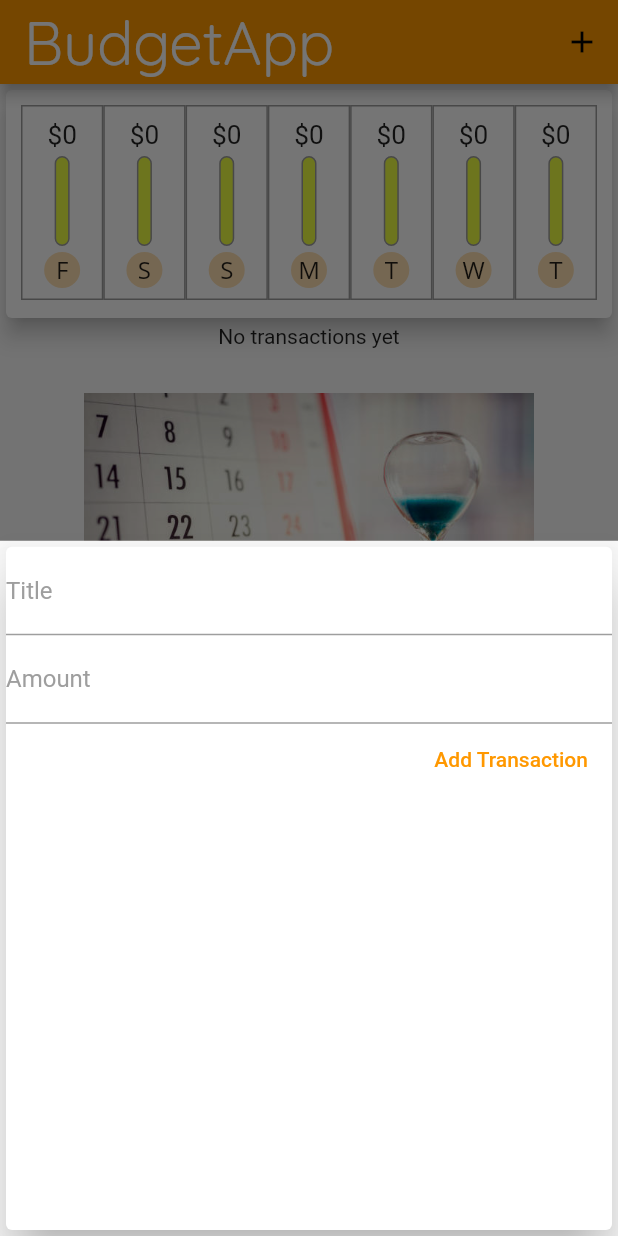
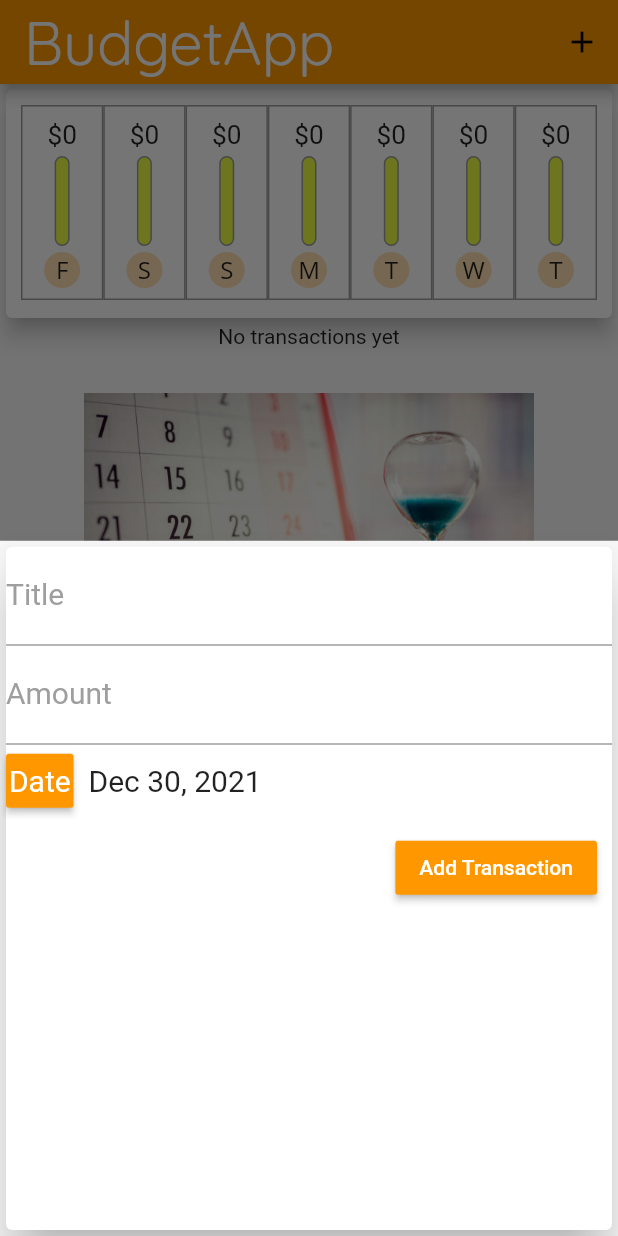
Before and after one commit to donmelaka/budget, a Flutter app: the screen it shows after launch, after a tap on the "add" icon, on a phone screen of 412 x 824 dp. Run offline on Flutter 3.47's test engine with Material 2 defaults, Android fonts, the phone set to English and light mode, and no system bars.

Commit message:
Improved chart design

```diff
--- a/lib/main.dart
+++ b/lib/main.dart
@@ -28,12 +28,20 @@ class MyApp extends StatelessWidget {
             fontSize: 40,
           ),
         ),
-        textTheme: ThemeData.light().textTheme.copyWith(
+        textTheme: ThemeData
+            .light()
+            .textTheme
+            .copyWith(
             headline6: const TextStyle(
               fontFamily: 'QuickSand',
               fontWeight: FontWeight.bold,
               fontSize: 20,
             ),
+            button: ThemeData
+                .light()
+                .textTheme
+                .button
+                ?.copyWith(color: Colors.white)
         ),
       ),
       home: const BudgetApp(),
@@ -51,13 +59,10 @@ class BudgetApp extends StatefulWidget {
 class _BudgetAppState extends State<BudgetApp> {
   final List<Transaction> transactions = [];
 
-  void addTransaction(String title, String amount) {
+  void addTransaction(String title, String amount, DateTime date) {
     setState(() {
       transactions.add(Transaction(
-          id: 'id',
-          title: title,
-          amount: double.parse(amount),
-          date: DateTime.now()));
+          id: 'id', title: title, amount: double.parse(amount), date: date));
     });
   }
 
--- a/lib/widgets/chart_bar.dart
+++ b/lib/widgets/chart_bar.dart
@@ -49,12 +49,15 @@ class ChartBar extends StatelessWidget {
                             color: Colors.limeAccent,
                             borderRadius: BorderRadius.circular(10)),
                       ),
-                      FractionallySizedBox(
-                        heightFactor: percentage,
-                        child: Container(
-                          decoration: BoxDecoration(
-                              color: Theme.of(context).primaryColor,
-                              borderRadius: BorderRadius.circular(10)),
+                      Container(
+                        alignment: Alignment.bottomCenter,
+                        child: FractionallySizedBox(
+                          heightFactor: percentage,
+                          child: Container(
+                            decoration: BoxDecoration(
+                                color: Theme.of(context).primaryColor,
+                                borderRadius: BorderRadius.circular(10)),
+                          ),
                         ),
                       ),
                     ],
--- a/lib/widgets/new_transaction.dart
+++ b/lib/widgets/new_transaction.dart
@@ -1,5 +1,6 @@
 import 'package:flutter/material.dart';
 import 'package:flutter/services.dart';
+import 'package:intl/intl.dart';
 
 class NewTransaction extends StatefulWidget {
   final Function _addTransaction;
@@ -14,8 +15,8 @@ class NewTransaction extends StatefulWidget {
 
 class _NewTransactionState extends State<NewTransaction> {
   final _titleController = TextEditingController();
-
   final _amountController = TextEditingController();
+  var _date = DateTime.now();
 
   void _onSubmit() {
     var amount = _amountController.text;
@@ -25,11 +26,22 @@ class _NewTransactionState extends State<NewTransaction> {
       return;
     }
 
-    widget._addTransaction(title, amount);
+    widget._addTransaction(title, amount, _date);
     Navigator.of(context).pop();
   }
 
-
+  void displayDatePicker() {
+    showDatePicker(
+      context: context,
+      initialDate: DateTime.now(),
+      firstDate: DateTime.now().subtract(Duration(days: 365)),
+      lastDate: DateTime.now(),
+    ).then((value) {
+      setState(() {
+        _date = value!;
+      });
+    });
+  }
 
   @override
   Widget build(BuildContext context) {
@@ -45,6 +57,7 @@ class _NewTransactionState extends State<NewTransaction> {
             onSubmitted: (_) {
               _onSubmit();
             },
+            style: TextStyle(fontSize: 20, fontWeight: FontWeight.normal),
           ),
           TextFormField(
             decoration: InputDecoration(
@@ -60,15 +73,50 @@ class _NewTransactionState extends State<NewTransaction> {
               FilteringTextInputFormatter.allow(RegExp(r'^\d+\.?\d{0,2}')),
             ],
             controller: _amountController,
+            style: TextStyle(fontSize: 20, fontWeight: FontWeight.normal),
           ),
-          FlatButton(
-              onPressed: _onSubmit,
-              child: Text(
-                'Add Transaction',
-                style: TextStyle(
+          Row(
+            children: [
+              SizedBox(
+                width: 45,
+                child: RaisedButton(
                   color: Theme.of(context).primaryColor,
+                  onPressed: () {
+                    displayDatePicker();
+                  },
+                  padding: EdgeInsets.zero,
+                  child: Text(
+                    'Date',
+                    style: TextStyle(
+                      fontSize: 20,
+                      fontWeight: FontWeight.normal,
+                      color: Theme.of(context).textTheme.button?.color,
+                    ),
+                  ),
                 ),
-              )),
+              ),
+              Container(
+                padding: EdgeInsets.all(10),
+                child: Text(
+                  DateFormat.yMMMd().format(_date),
+                  style: TextStyle(fontSize: 20, fontWeight: FontWeight.normal),
+                ),
+              ),
+            ],
+          ),
+          Container(
+            margin: EdgeInsets.all(10),
+            alignment: Alignment.topRight,
+            child: RaisedButton(
+                color: Theme.of(context).primaryColor,
+                onPressed: _onSubmit,
+                child: Text(
+                  'Add Transaction',
+                  style: TextStyle(
+                    color: Theme.of(context).textTheme.button?.color,
+                  ),
+                )),
+          ),
         ],
         crossAxisAlignment: CrossAxisAlignment.end,
       ),
--- a/pubspec.yaml
+++ b/pubspec.yaml
@@ -30,6 +30,7 @@ dependencies:
   flutter:
     sdk: flutter
   intl: ^0.17.0
+  flutter_datetime_picker: ^1.5.1
 
 
   # The following adds the Cupertino Icons font to your application.
```
Also changed, not shown: pubspec.lock. Lines whose indentation alone changed are shown as unchanged.
